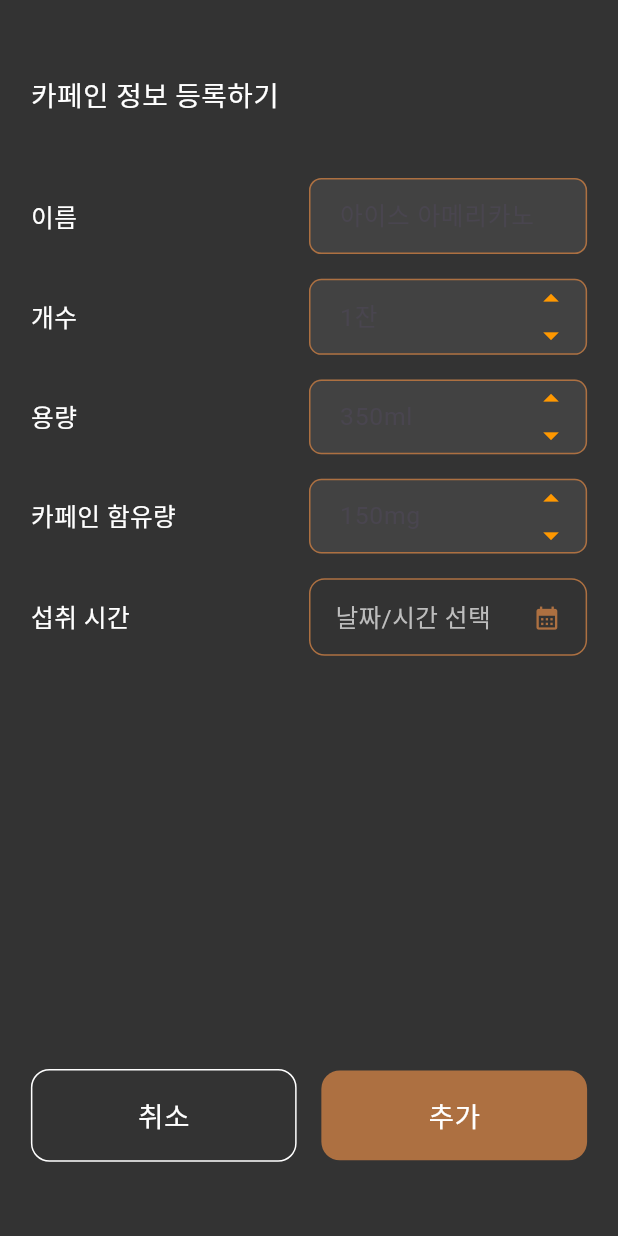
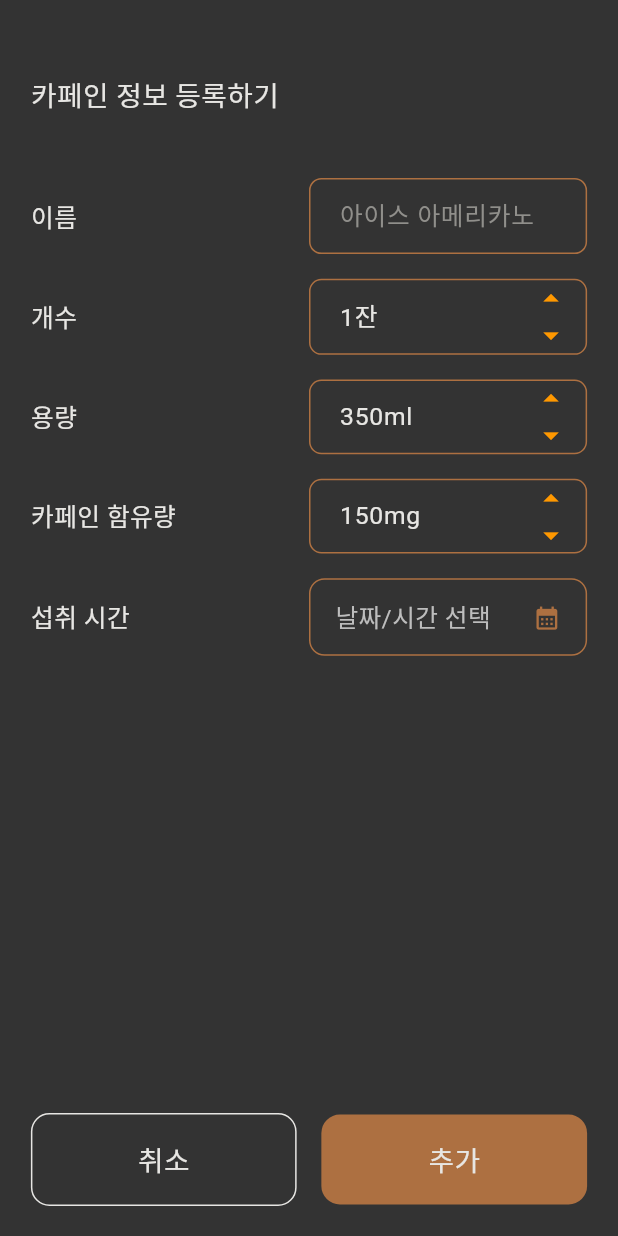
Before and after one commit to 4TH-cocothon-team2/danzam-flutter, a Flutter app: the HomeAdd screen opened directly, on a phone screen of 412 x 824 dp. Run offline on Flutter 3.47's test engine with Material 3 defaults, Android fonts, the phone set to English and light mode, and no system bars; our stand-ins replace dio, flutter_svg, get, shared_preferences, simple_circular_progress_bar; accounts and stored records are empty.

Commit message:
Fix: Home add, edit input

```diff
--- a/lib/home/home_add.dart
+++ b/lib/home/home_add.dart
@@ -16,13 +16,27 @@ class _HomeAddState extends State<HomeAdd> {
   DateTime? _selectedTime;
 
   @override
+  void initState() {
+    super.initState();
+
+    // 기본값 설정
+    _countController.text = _formattedValue('개수', 1);
+    _volumeController.text = _formattedValue('용량', 350);
+    _caffeineController.text = _formattedValue('카페인 함유량', 150);
+  }
+
+  @override
   Widget build(BuildContext context) {
     final size = MediaQuery.of(context).size;
     return Scaffold(
       resizeToAvoidBottomInset: true,
       backgroundColor: AppColors.darkGray,
       appBar: null,
-      body: Padding(
+      body: Column(
+        children: [
+          Expanded(
+            child: SingleChildScrollView(
+              child: Padding(
                 padding: EdgeInsets.symmetric(
                   horizontal: size.width * 0.05,
                   vertical: size.height * 0.06,
@@ -34,7 +48,7 @@ class _HomeAddState extends State<HomeAdd> {
                       '카페인 정보 등록하기',
                       style: TextStyle(
                         fontSize: size.width * 0.045,
-                color: Colors.white,
+                        color: AppColors.lightGray,
                       ),
                     ),
                     SizedBox(height: size.height * 0.04),
@@ -64,8 +78,18 @@ class _HomeAddState extends State<HomeAdd> {
                     ),
                     SizedBox(height: size.height * 0.01),
                     _buildTimePickerRow('섭취 시간', size),
-            const Spacer(),
-            Row(
+                  ],
+                ),
+              ),
+            ),
+          ),
+          Padding(
+            padding: EdgeInsets.only(
+              left: size.width * 0.05,
+              right: size.width * 0.05,
+              bottom: 20,
+            ),
+            child: Row(
               mainAxisAlignment: MainAxisAlignment.spaceBetween,
               children: [
                 Expanded(
@@ -80,13 +104,13 @@ class _HomeAddState extends State<HomeAdd> {
                       ),
                       decoration: BoxDecoration(
                         borderRadius: BorderRadius.circular(size.width * 0.03),
-                        border: Border.all(color: Colors.white),
+                        border: Border.all(color: AppColors.lightGray),
                         color: Colors.transparent,
                       ),
                       child: Text(
                         '취소',
                         style: TextStyle(
-                          color: Colors.white,
+                          color: AppColors.lightGray,
                           fontSize: size.width * 0.045,
                         ),
                       ),
@@ -112,7 +136,7 @@ class _HomeAddState extends State<HomeAdd> {
                       child: Text(
                         '추가',
                         style: TextStyle(
-                          color: Colors.white,
+                          color: AppColors.lightGray,
                           fontSize: size.width * 0.045,
                         ),
                       ),
@@ -121,8 +145,8 @@ class _HomeAddState extends State<HomeAdd> {
                 ),
               ],
             ),
+          ),
         ],
-        ),
       ),
     );
   }
@@ -153,7 +177,7 @@ class _HomeAddState extends State<HomeAdd> {
             child: Text(
               label,
               style: TextStyle(
-                color: Colors.white,
+                color: AppColors.lightGray,
                 fontSize: size.width * 0.04,
               ),
             ),
@@ -165,16 +189,17 @@ class _HomeAddState extends State<HomeAdd> {
           Expanded(
             child: TextField(
               controller: controller,
-              keyboardType: TextInputType.number,
+              keyboardType: label == '이름' ? TextInputType.text : TextInputType.number,
 
               style: TextStyle(
-                color: Colors.white,
+                color: AppColors.lightGray,
                 fontSize: size.width * 0.04,
               ),
               decoration: InputDecoration(
                 hintText: hintText,
+                hintStyle: TextStyle(color: AppColors.mediumGray),
                 filled: true,
-                fillColor: Colors.grey[800],
+                fillColor: AppColors.darkGray,
                 contentPadding: EdgeInsets.symmetric(
                   horizontal: size.width * 0.04,
                   vertical: size.height * 0.015,
@@ -263,7 +288,7 @@ class _HomeAddState extends State<HomeAdd> {
             child: Text(
               label,
               style: TextStyle(
-                color: Colors.white,
+                color: AppColors.lightGray,
                 fontSize: size.width * 0.04,
               ),
             ),
@@ -334,7 +359,7 @@ class _HomeAddState extends State<HomeAdd> {
             data: Theme.of(context).copyWith(
               colorScheme: ColorScheme.light(
                 primary: AppColors.orange, // header background
-                onPrimary: Colors.white, // header text color
+                onPrimary: AppColors.lightGray, // header text color
                 onSurface: Colors.black, // body text color
               ),
               textButtonTheme: TextButtonThemeData(
@@ -361,7 +386,7 @@ class _HomeAddState extends State<HomeAdd> {
             data: Theme.of(context).copyWith(
               colorScheme: ColorScheme.light(
                 primary: AppColors.orange, // clock dial
-                onPrimary: Colors.white,
+                onPrimary: AppColors.lightGray,
                 onSurface: Colors.black,
               ),
             ),
```
Also changed, not shown: lib/home/home_edit.dart (+31 -16 lines). Lines whose indentation alone changed are shown as unchanged.
